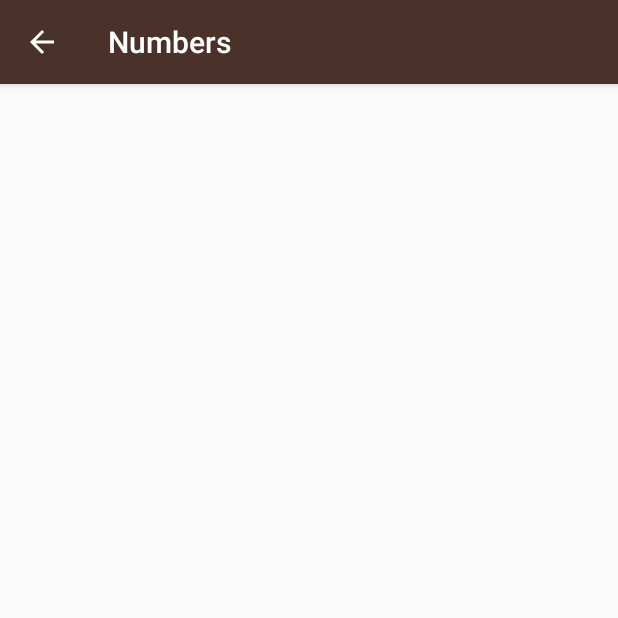
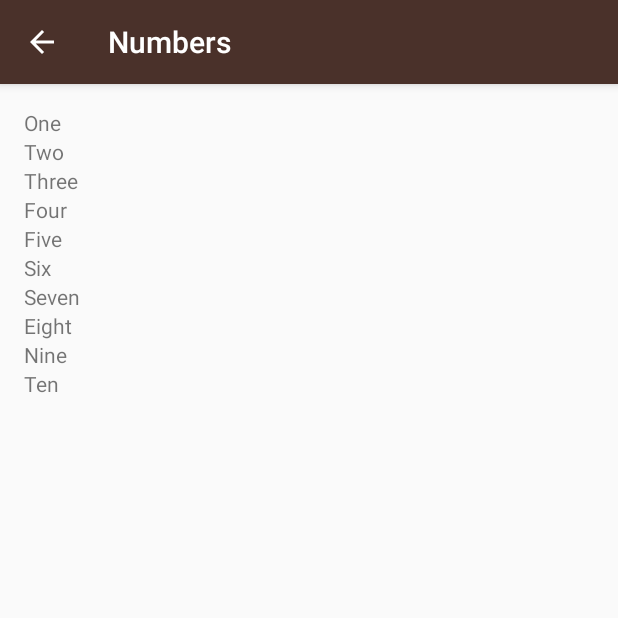
Before and after one commit to hasanmohdkhan/Miwok-App, an Android app: the NumbersActivity screen opened directly, with no data from a screen before it, on a phone screen of 412 x 824 dp, the top half of it. Run offline under Robolectric (Android 15) with nearby library versions, the phone set to English and light mode, and no system bars.

Commit message:
Loop to add item

```diff
--- a/app/src/main/java/com/example/android/miwok/NumbersActivity.java
+++ b/app/src/main/java/com/example/android/miwok/NumbersActivity.java
@@ -15,8 +15,12 @@
  */
 package com.example.android.miwok;
 
+import android.os.Bundle;
 import android.support.v7.app.AppCompatActivity;
-import android.os.Bundle;
+import android.widget.LinearLayout;
+import android.widget.TextView;
+
+import java.util.ArrayList;
 
 public class NumbersActivity extends AppCompatActivity {
 
@@ -24,5 +28,50 @@
     protected void onCreate(Bundle savedInstanceState) {
         super.onCreate(savedInstanceState);
         setContentView(R.layout.activity_numbers);
+
+        //String Array to store words -> english
+       ArrayList<String> words=new ArrayList<>();
+        words.add("One");
+        words.add("Two");
+        words.add("Three");
+        words.add("Four");
+        words.add("Five");
+        words.add("Six");
+        words.add("Seven");
+        words.add("Eight");
+        words.add("Nine");
+        words.add("Ten");
+
+        //Logs
+      //  Log.v("NumbersActivity","Words At index 6 "+words.get(5));
+       // Log.v("NumbersActivity","Words At index 0 "+words.get(0));
+         //
+
+        LinearLayout rootView=(LinearLayout)findViewById(R.id.rootview);
+
+      // for loop for updating list in rootview
+        for (int i=0;  i <  words.size() ; i++)
+            //Log.v("NumbersActivity","Index: "+index+ " Value: "+ words.get(index));
+           {
+               TextView wordsview = new TextView(this);
+               wordsview.setText(words.get(i));
+               rootView.addView(wordsview);
+               // TODO: 08-07-2017  Video no: 45 view it
+           }
+
+
+
+
+
+
+
+
+
+
+
+
+
+
+
     }
 }
--- a/app/src/main/res/layout/activity_numbers.xml
+++ b/app/src/main/res/layout/activity_numbers.xml
@@ -13,7 +13,7 @@
      See the License for the specific language governing permissions and
      limitations under the License.
 -->
-<RelativeLayout xmlns:android="http://schemas.android.com/apk/res/android"
+<LinearLayout xmlns:android="http://schemas.android.com/apk/res/android"
     xmlns:tools="http://schemas.android.com/tools"
     android:layout_width="match_parent"
     android:layout_height="match_parent"
@@ -21,6 +21,8 @@
     android:paddingLeft="@dimen/activity_horizontal_margin"
     android:paddingRight="@dimen/activity_horizontal_margin"
     android:paddingTop="@dimen/activity_vertical_margin"
+    android:orientation="vertical"
+    android:id="@+id/rootview"
     tools:context="com.example.android.miwok.NumbersActivity">
 
-</RelativeLayout>
+</LinearLayout>
```
Also changed, not shown: app/src/main/java/com/example/android/miwok/MainActivity.java (line endings or trailing spaces).
